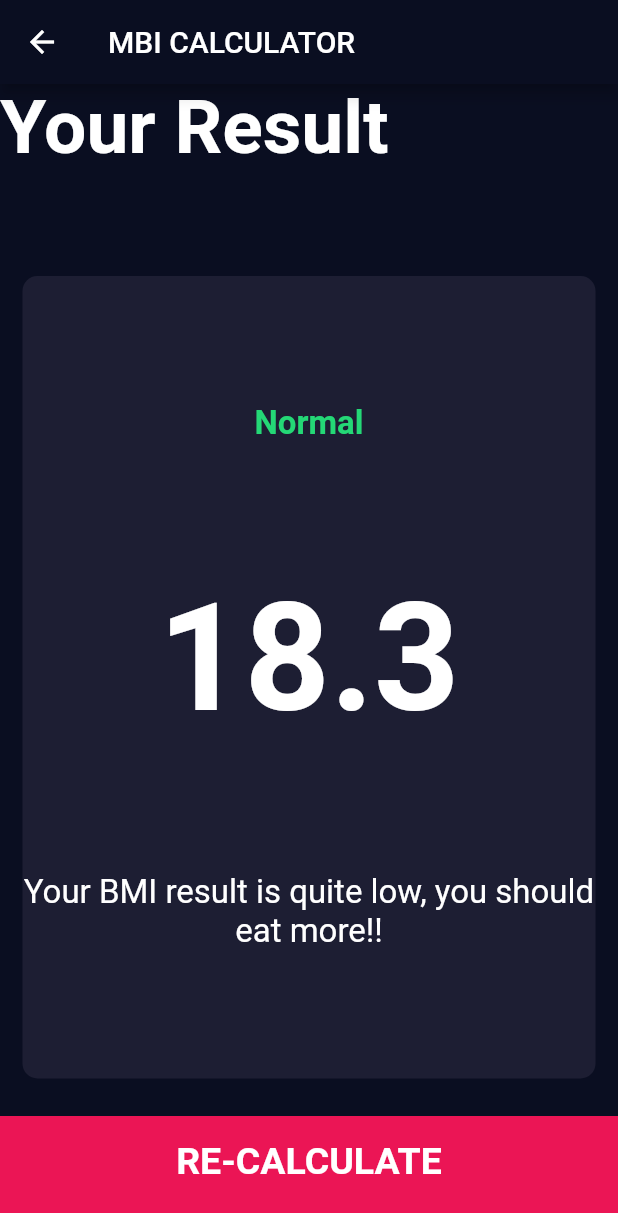
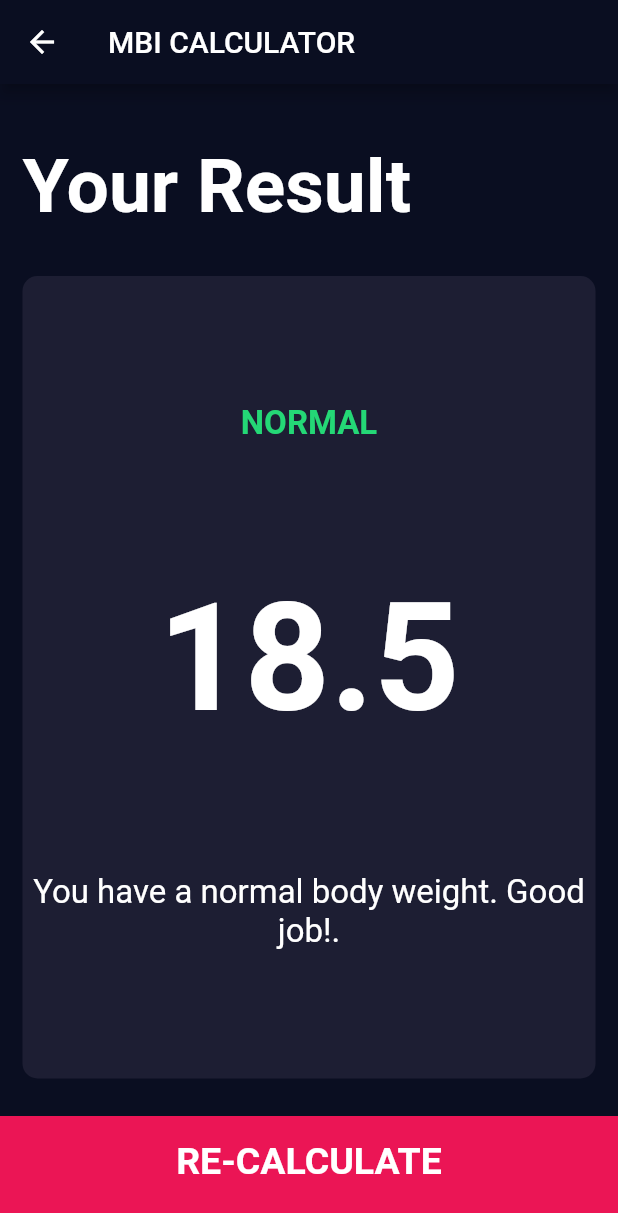
Before and after one commit to FernandoGonz/BMICalculator, a Flutter app: the screen it shows after launch, after a tap on "CALCULATE", on a phone screen of 412 x 824 dp. Shown: the top 1213 px of the screen. Run offline on Flutter 3.47's test engine with Material 2 defaults, Android fonts, the phone set to English and light mode, and no system bars; our stand-ins replace font_awesome_flutter.

Commit message:
Adding Functionality to results_page Done

```diff
--- /dev/null
+++ b/lib/calculator_brain.dart
@@ -0,0 +1,39 @@
+
+import 'dart:math';
+
+class CalculatorBrain {
+
+  final int height;
+  final int weight;
+
+  double _bmi = 0.0;
+
+  CalculatorBrain({required this.height, required this.weight});
+
+  String calculateBMI() {
+    _bmi = (weight / pow(height/100, 2));
+    // Simply One Decimal
+    return _bmi.toStringAsFixed(1);
+  }
+
+  String getResult() {
+    if (_bmi >= 25) {
+      return 'Overweight';
+    } else if (_bmi > 18.5) {
+      return 'Normal';
+    } else {
+      return 'Underweight';
+    }
+  }
+
+  String getInterpretation() {
+    if (_bmi >= 25) {
+      return 'You have a higher than normal body weight. Try to excercise more.';
+    } else if (_bmi > 18.5) {
+      return 'You have a normal body weight. Good job!.';
+    } else {
+      return 'You have a lower than normal body weight. You can eat a bit more.';
+    }
+  }
+
+}
--- a/lib/bottom_button.dart
+++ b/lib/components/bottom_button.dart
@@ -1,23 +1,17 @@
 import 'package:flutter/material.dart';
-import 'constants.dart';
+import '../constants.dart';
 
 class BottomButton extends StatelessWidget {
 
-  String labelTextButton;
-  String route;
+  final String labelTextButton;
+  final VoidCallback onTap;
 
-  BottomButton({required this.labelTextButton, required this.route});
+  BottomButton({required this.labelTextButton, required this.onTap});
 
   @override
   Widget build(BuildContext context) {
     return GestureDetector(
-      onTap: () {
-       if (route.trim() != ''){
-         Navigator.pushNamed(context, route);
-       } else {
-         Navigator.pop(context);
-       }
-      },
+      onTap: onTap,
       child: Container(
         child: Center(
           child: Text(
--- a/lib/icon_content.dart
+++ b/lib/components/icon_content.dart
@@ -1,5 +1,5 @@
 import 'package:flutter/material.dart';
-import 'constants.dart';
+import '../constants.dart';
 
 class IconContent extends StatelessWidget {
 
--- /dev/null
+++ b/lib/components/round_icon_button.dart
@@ -0,0 +1,23 @@
+import 'package:flutter/material.dart';
+
+class RoundIconButton extends StatelessWidget {
+  final IconData iconButton;
+  final VoidCallback onPressed;
+
+  RoundIconButton({required this.iconButton, required this.onPressed});
+
+  @override
+  Widget build(BuildContext context) {
+    return RawMaterialButton(
+      elevation: 1.0,
+      constraints: BoxConstraints.tightFor(
+        width: 56.0,
+        height: 56.0,
+      ),
+      shape: CircleBorder(),
+      fillColor: Color(0xFF4C4F5E),
+      onPressed: onPressed,
+      child: Icon(iconButton),
+    );
+  }
+}
--- a/lib/main.dart
+++ b/lib/main.dart
@@ -1,6 +1,6 @@
 import 'package:flutter/material.dart';
-import 'input_page.dart';
-import 'results_page.dart';
+import 'screens/input_page.dart';
+import 'screens/results_page.dart';
 
 
 void main() {
@@ -17,11 +17,12 @@ class BMICalculator extends StatelessWidget {
         accentColor: Colors.teal[900],
         scaffoldBackgroundColor: Color(0xFF0A0E21),
       ),
-      initialRoute: '/',
-      routes: {
-        '/': (context) => InputPage(),
-        '/Results': (context) => ResultsPage(),
-      },
+      home: InputPage(),
+      // initialRoute: '/',
+      // routes: {
+      //   '/': (context) => InputPage(),
+      //   '/Results': (context) => ResultsPage(),
+      // },
     );
   }
 }
--- a/lib/input_page.dart
+++ b/lib/screens/input_page.dart
@@ -1,9 +1,12 @@
-import 'package:bmicalculator/bottom_button.dart';
+import 'package:bmicalculator/calculator_brain.dart';
+import 'package:bmicalculator/components/bottom_button.dart';
+import 'package:bmicalculator/screens/results_page.dart';
 import 'package:flutter/material.dart';
 import 'package:font_awesome_flutter/font_awesome_flutter.dart';
-import 'icon_content.dart';
-import 'reusable_card.dart';
-import 'constants.dart';
+import '../components/icon_content.dart';
+import '../components/reusable_card.dart';
+import '../constants.dart';
+import '../components/round_icon_button.dart';
 
 enum Gender {
   male,
@@ -230,7 +233,20 @@ class _InputPageState extends State<InputPage> {
             ),
             BottomButton(
               labelTextButton: 'CALCULATE',
-              route: '/Results',
+              onTap: () {
+                CalculatorBrain calc =
+                    CalculatorBrain(height: height, weight: weight);
+
+                Navigator.push(
+                    context,
+                    MaterialPageRoute(
+                      builder: (context) => ResultsPage(
+                        bmiResult: calc.calculateBMI(),
+                        resultText: calc.getResult(),
+                        interpretation: calc.getInterpretation(),
+                      ),
+                    ));
+              },
             ),
           ],
         ),
@@ -238,25 +254,3 @@ class _InputPageState extends State<InputPage> {
     );
   }
 }
-
-class RoundIconButton extends StatelessWidget {
-  final IconData iconButton;
-  final VoidCallback onPressed;
-
-  RoundIconButton({required this.iconButton, required this.onPressed});
-
-  @override
-  Widget build(BuildContext context) {
-    return RawMaterialButton(
-      elevation: 1.0,
-      constraints: BoxConstraints.tightFor(
-        width: 56.0,
-        height: 56.0,
-      ),
-      shape: CircleBorder(),
-      fillColor: Color(0xFF4C4F5E),
-      onPressed: onPressed,
-      child: Icon(iconButton),
-    );
-  }
-}
--- a/lib/results_page.dart
+++ b/lib/screens/results_page.dart
@@ -1,10 +1,16 @@
-import 'package:bmicalculator/bottom_button.dart';
+import 'package:bmicalculator/components/bottom_button.dart';
 import 'package:flutter/material.dart';
-import 'constants.dart';
-import 'reusable_card.dart';
+import '../constants.dart';
+import '../components/reusable_card.dart';
+import '../calculator_brain.dart';
 
 class ResultsPage extends StatelessWidget {
-  const ResultsPage({Key? key}) : super(key: key);
+
+  final String bmiResult;
+  final String resultText;
+  final String interpretation;
+
+  ResultsPage({required this.bmiResult, required this.resultText, required this.interpretation});
 
   @override
   Widget build(BuildContext context) {
@@ -22,6 +28,8 @@ class ResultsPage extends StatelessWidget {
             Expanded(
               flex: 1,
               child: Container(
+                padding: EdgeInsets.all(15.0),
+                alignment: Alignment.bottomLeft,
                 child: Text(
                   'Your Result',
                   style: kTitleTextStyle,
@@ -37,15 +45,15 @@ class ResultsPage extends StatelessWidget {
                   crossAxisAlignment: CrossAxisAlignment.center,
                   children: [
                     Text(
-                      'Normal',
+                      resultText.toUpperCase(),
                       style: kResultTextStyle,
                     ),
                     Text(
-                      '18.3',
+                      bmiResult,
                       style: kBMITextStyle,
                     ),
                     Text(
-                      'Your BMI result is quite low, you should eat more!!',
+                      interpretation,
                       style: kBodyTextStyle,
                       textAlign: TextAlign.center,
                     ),
@@ -56,7 +64,9 @@ class ResultsPage extends StatelessWidget {
             ),
             BottomButton(
               labelTextButton: 'RE-CALCULATE',
-              route: '',
+              onTap: () {
+                Navigator.pop(context);
+              },
             ),
           ],
         ),
```
Also changed, not shown: lib/components/reusable_card.dart (renamed from lib/reusable_card.dart).
